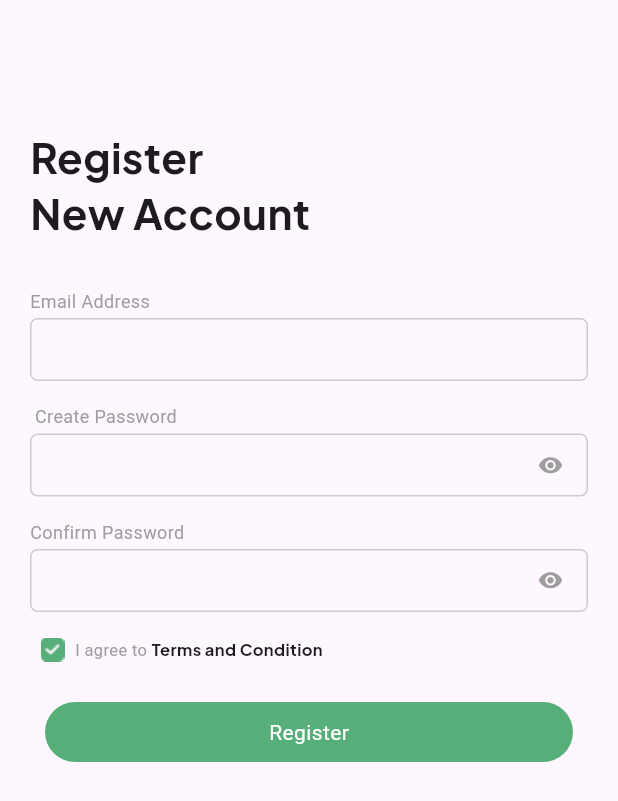
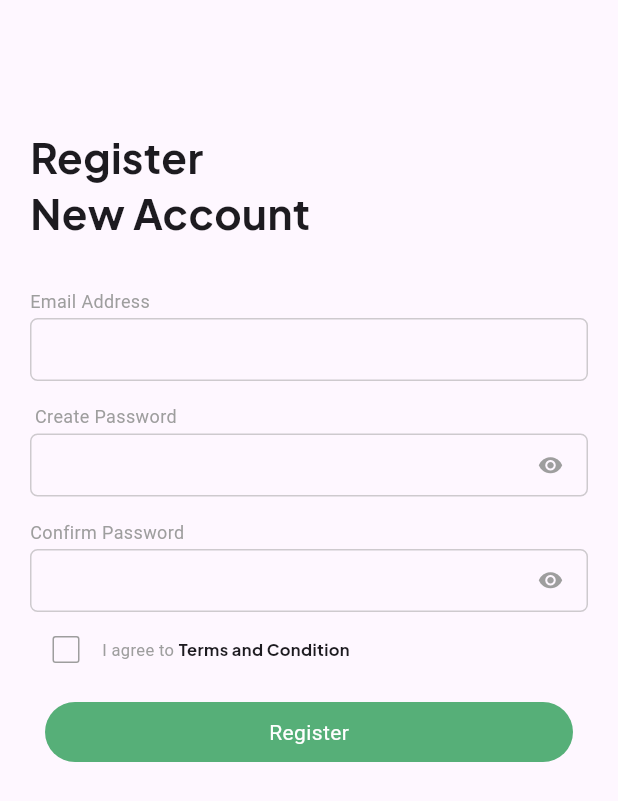
Before and after one commit to Arslan4546/Flutter-E-Course-App, a Flutter app: the Screen4 screen opened by its route, after a tap on "Register", on a phone screen of 412 x 824 dp. Shown: the top 801 px of the screen. Run offline on Flutter 3.47's test engine with Material 3 defaults, Android fonts, the phone set to English and light mode, and no system bars.

Commit message:
update project

```diff
--- a/lib/screens/screen4.dart
+++ b/lib/screens/screen4.dart
@@ -1,9 +1,10 @@
 import 'package:flutter/material.dart';
-
 import '../components/email_box.dart';
 import '../components/main_button.dart';
 import '../components/password_box.dart';
+
 class Screen4 extends StatefulWidget {
+
   const Screen4({super.key});
 
   @override
@@ -11,9 +12,10 @@ class Screen4 extends StatefulWidget {
 }
 
 class _Screen4State extends State<Screen4> {
+  bool _isChecked = false;
   @override
   Widget build(BuildContext context) {
-    return Scaffold(
+    return  Scaffold(
         body: SingleChildScrollView(
           scrollDirection: Axis.vertical,
           child: Column(
@@ -34,7 +36,7 @@ class _Screen4State extends State<Screen4> {
               const SizedBox(height: 25,),
             const   EmailBox(textFieldName: 'Email',),
               const SizedBox(height: 15),
-           const  PasswordBox(
+             const   PasswordBox(
                textBox:"Password",
              ),
               const SizedBox(height: 10),
@@ -47,18 +49,17 @@ class _Screen4State extends State<Screen4> {
                     Row(
                       mainAxisAlignment: MainAxisAlignment.start,
                       children: [
-                      Container(
-                        height: 30,
-                        width: 30,
-                        decoration: BoxDecoration(
-                          image: const DecorationImage(
-                            image: AssetImage(
-                              "assets/images/check.png"
-                            )
+                             Checkbox(
+                                 side: const BorderSide(
+                                   color: Colors.grey,
                                  ),
-                          borderRadius: BorderRadius.circular(10)
-                        ),
-                      ),
+                                 checkColor: Colors.white,
+                          activeColor:const Color(0xFF56AF78),
+                                 value: _isChecked, onChanged: (newValue){
+                               setState(() {
+                                 _isChecked = newValue!;
+                               });
+                             }),
                         const Text("Remeber me",style: TextStyle(
                           fontSize: 12,
                           fontFamily: "fontMain1",
@@ -189,7 +190,7 @@ class _Screen4State extends State<Screen4> {
                 ),
               ),
 
-                  SizedBox(height: 100,),
+                  const   SizedBox(height: 100,),
              Row(
                mainAxisAlignment: MainAxisAlignment.center,
                children: [
--- a/lib/screens/screen5.dart
+++ b/lib/screens/screen5.dart
@@ -11,6 +11,7 @@ class Screen5 extends StatefulWidget {
 }
 
 class _Screen5State extends State<Screen5> {
+  bool _isChecked = false;
   @override
   Widget build(BuildContext context) {
     return  Scaffold(
@@ -34,11 +35,11 @@ class _Screen5State extends State<Screen5> {
             const SizedBox(height: 25,),
             const EmailBox(textFieldName: "Email Address"),
             const SizedBox(height: 15),
-            const  PasswordBox(
+              const PasswordBox(
               textBox:" Create Password",
             ),
             const SizedBox(height: 15),
-            const  PasswordBox(
+              const PasswordBox(
               textBox:"Confirm Password",
             ),
             const SizedBox(height: 10),
@@ -51,18 +52,17 @@ class _Screen5State extends State<Screen5> {
                   Row(
                     mainAxisAlignment: MainAxisAlignment.start,
                     children: [
-                      Container(
-                        height: 30,
-                        width: 30,
-                        decoration: BoxDecoration(
-                            image: const DecorationImage(
-                                image: AssetImage(
-                                    "assets/images/check.png"
-                                )
-                            ),
-                            borderRadius: BorderRadius.circular(10)
-                        ),
-                      ),
+                      Checkbox(
+                          side: const BorderSide(
+                            color: Colors.grey,
+                          ),
+                          checkColor: Colors.white,
+                          activeColor:const Color(0xFF56AF78),
+                          value: _isChecked, onChanged: (newValue){
+                        setState(() {
+                          _isChecked = newValue!;
+                        });
+                      }),
                       const Text("I agree to ",style: TextStyle(
                         fontSize: 11,
                         color: Colors.grey,
--- a/lib/screens/screen7.dart
+++ b/lib/screens/screen7.dart
@@ -31,11 +31,11 @@ class _Screen7State extends State<Screen7> {
               child: const Text("New Password",style: TextStyle(fontWeight: FontWeight.bold,fontSize: 28,fontFamily: "fontMain1"),),
             ),
             const SizedBox(height: 30,),
-            const  PasswordBox(
+              const PasswordBox(
               textBox:"Create new password",
             ),
             const SizedBox(height: 15,),
-            const  PasswordBox(
+              const PasswordBox(
               textBox:"Confirm password",
             ),
             const  SizedBox(height: 5,),
```
Lines whose indentation alone changed are shown as unchanged.
